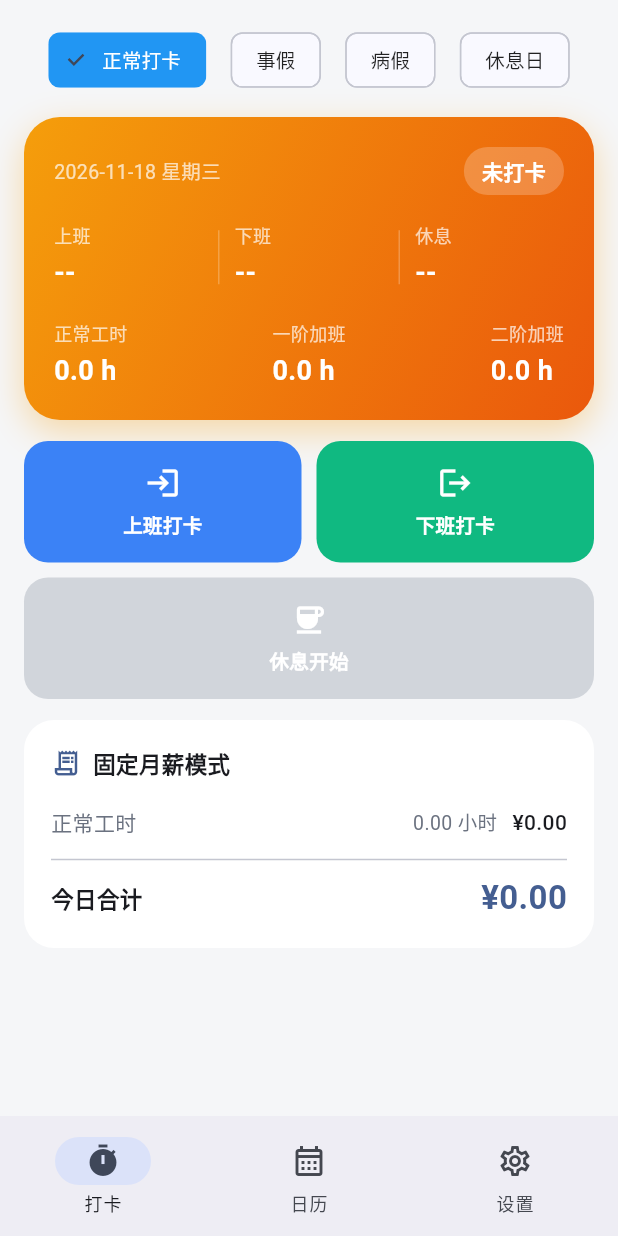
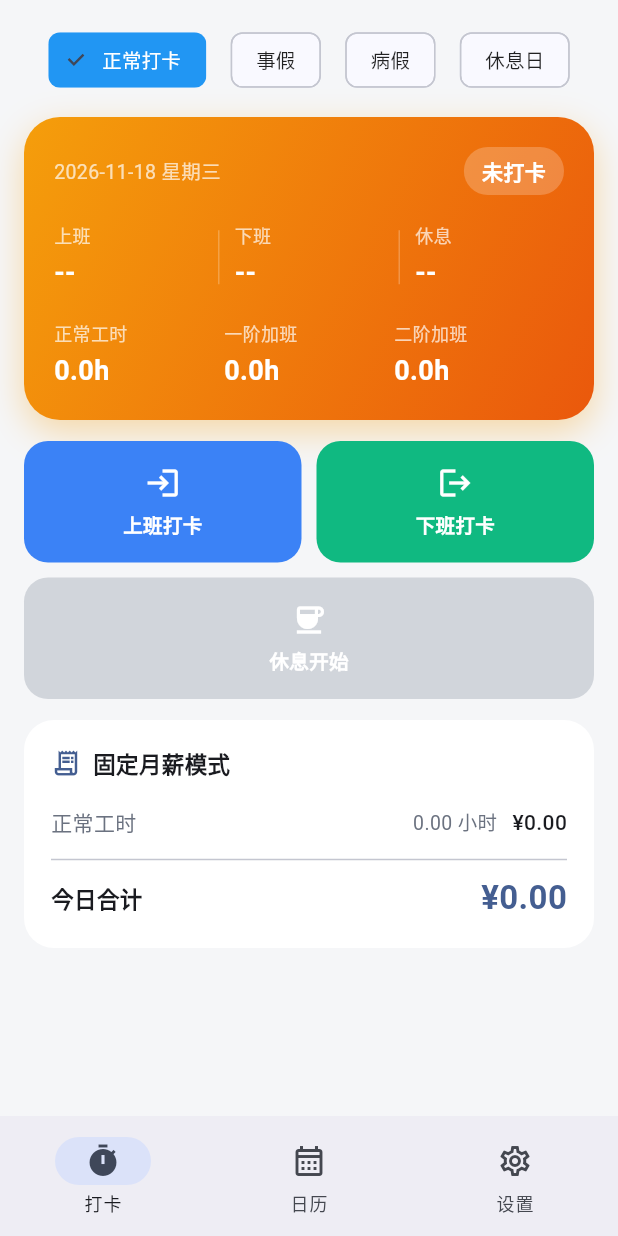
Before and after one commit to kurin29/worktime-app, a Flutter app: the screen it shows after launch, after a tap on "正常打卡", on a phone screen of 412 x 824 dp. Run offline on Flutter 3.47's test engine with Material 3 defaults, Android fonts, the phone set to English and light mode, and no system bars; our stand-ins replace flutter_local_notifications, flutter_timezone, sqflite, table_calendar, timezone; missing offline and left inert: home_widget, workmanager; accounts and stored records are empty.

Commit message:
Update home_page.dart

```diff
--- a/lib/pages/home_page.dart
+++ b/lib/pages/home_page.dart
@@ -30,7 +30,7 @@ class _HomePageState extends State<HomePage> {
   Future<void> _load() async {
     final s = await DatabaseHelper.instance.getSettings();
     final r = await DatabaseHelper.instance.getRecordByDate(_today);
-    await WidgetService.refreshFromRecord(r);
+    try { await WidgetService.refreshFromRecord(r); } catch (_) {}
     if (!mounted) return;
     setState(() {
       _s = s;
@@ -47,6 +47,7 @@ class _HomePageState extends State<HomePage> {
   }
 
   Future<void> _write(Future<WorkRecord> Function(WorkRecord) mutate, String msg) async {
+    try {
       final base = _r ?? WorkRecord(date: _today);
       final updated = await mutate(base);
       await DatabaseHelper.instance.upsertRecord(updated);
@@ -56,6 +57,9 @@ class _HomePageState extends State<HomePage> {
           content: Text(msg), behavior: SnackBarBehavior.floating,
           shape: RoundedRectangleBorder(borderRadius: BorderRadius.circular(12)), duration: const Duration(seconds: 2),
         ));
+      }
+    } catch (e) {
+      _toast('操作失败: $e');
     }
   }
 
@@ -139,7 +143,7 @@ Widget build(BuildContext context) {
                   Text('今日状态：${status == 1 ? "事假" : status == 2 ? "病假" : "休息日/全天加班"}', style: const TextStyle(fontSize: 18, fontWeight: FontWeight.bold)),
                   const SizedBox(height: 8),
                   if (status == 3)
-                  Text('如果有打卡，将自动按周末时薪计算加班费', style: TextStyle(color: Colors.grey[600], fontSize: 13)),
+                    Text('如果有打卡，将自动按周末时薪计算加班费', style: TextStyle(color: Colors.grey[600], fontSize: 13), textAlign: TextAlign.center),
                 ],
               ),
             ),
@@ -187,7 +191,7 @@ Widget _statusCard(bool hasIn, bool hasOut, bool onBreak, WageResult w) {
       ),
       child: Column(crossAxisAlignment: CrossAxisAlignment.start, children: [
         Row(mainAxisAlignment: MainAxisAlignment.spaceBetween, children: [
-        Text(DateFormat('yyyy-MM-dd EEEE', 'zh').format(DateTime.now()), style: const TextStyle(color: Colors.white70, fontSize: 13)),
+          Expanded(child: Text(DateFormat('yyyy-MM-dd EEEE', 'zh').format(DateTime.now()), style: const TextStyle(color: Colors.white70, fontSize: 13), overflow: TextOverflow.ellipsis)),
           Container(
             padding: const EdgeInsets.symmetric(horizontal: 12, vertical: 6),
             decoration: BoxDecoration(color: Colors.white.withOpacity(0.22), borderRadius: BorderRadius.circular(20)),
@@ -204,11 +208,10 @@ Widget _statusCard(bool hasIn, bool hasOut, bool onBreak, WageResult w) {
         ]),
         const SizedBox(height: 18),
         Row(
-        mainAxisAlignment: MainAxisAlignment.spaceBetween,
           children: [
-          _miniStat('正常工时', w.normalHours, Colors.white),
-          _miniStat(isWeekend ? '周末加班' : '一阶加班', w.overtimeHours1, Colors.white),
-          if (!isWeekend) _miniStat('二阶加班', w.overtimeHours2, Colors.white),
+            Expanded(child: _miniStat('正常工时', w.normalHours, Colors.white)),
+            Expanded(child: _miniStat(isWeekend ? '周末' : '一阶加班', w.overtimeHours1, Colors.white)),
+            if (!isWeekend) Expanded(child: _miniStat('二阶加班', w.overtimeHours2, Colors.white)),
           ],
         )
       ]),
@@ -218,9 +221,9 @@ Widget _statusCard(bool hasIn, bool hasOut, bool onBreak, WageResult w) {
   Widget _miniStat(String label, double val, Color color) => Column(
     crossAxisAlignment: CrossAxisAlignment.start,
     children: [
-    Text(label, style: TextStyle(color: color.withOpacity(0.7), fontSize: 12)),
+      Text(label, style: TextStyle(color: color.withOpacity(0.7), fontSize: 12), maxLines: 1, overflow: TextOverflow.ellipsis),
       const SizedBox(height: 4),
-    Text('${val.toStringAsFixed(1)} h', style: TextStyle(color: color, fontSize: 18, fontWeight: FontWeight.bold)),
+      Text('${val.toStringAsFixed(1)}h', style: TextStyle(color: color, fontSize: 18, fontWeight: FontWeight.bold), maxLines: 1),
     ],
   );
 
@@ -236,7 +239,7 @@ Widget _kvWhite(String k, String v) => Column(
     children: [
       Text(k, style: const TextStyle(color: Colors.white70, fontSize: 12)),
       const SizedBox(height: 4),
-    Text(v, style: const TextStyle(color: Colors.white, fontSize: 18, fontWeight: FontWeight.bold)),
+      Text(v, style: const TextStyle(color: Colors.white, fontSize: 18, fontWeight: FontWeight.bold), maxLines: 1, overflow: TextOverflow.ellipsis),
     ],
   );
 
@@ -290,14 +293,11 @@ Widget _btn(String label, IconData icon, Color color, VoidCallback onTap) {
   Widget _line(String k, String h, String money) => Padding(
         padding: const EdgeInsets.symmetric(vertical: 5),
         child: Row(
-          mainAxisAlignment: MainAxisAlignment.spaceBetween,
           children: [
-            Text(k, style: const TextStyle(color: Color(0xFF6B7280))),
-            Row(children: [
+            Expanded(child: Text(k, style: const TextStyle(color: Color(0xFF6B7280)))),
             Text(h, style: const TextStyle(color: Color(0xFF6B7280), fontSize: 13)),
             const SizedBox(width: 10),
             Text(money, style: const TextStyle(fontWeight: FontWeight.w500)),
-            ]),
           ],
         ),
       );
```
Lines whose indentation alone changed are shown as unchanged.
